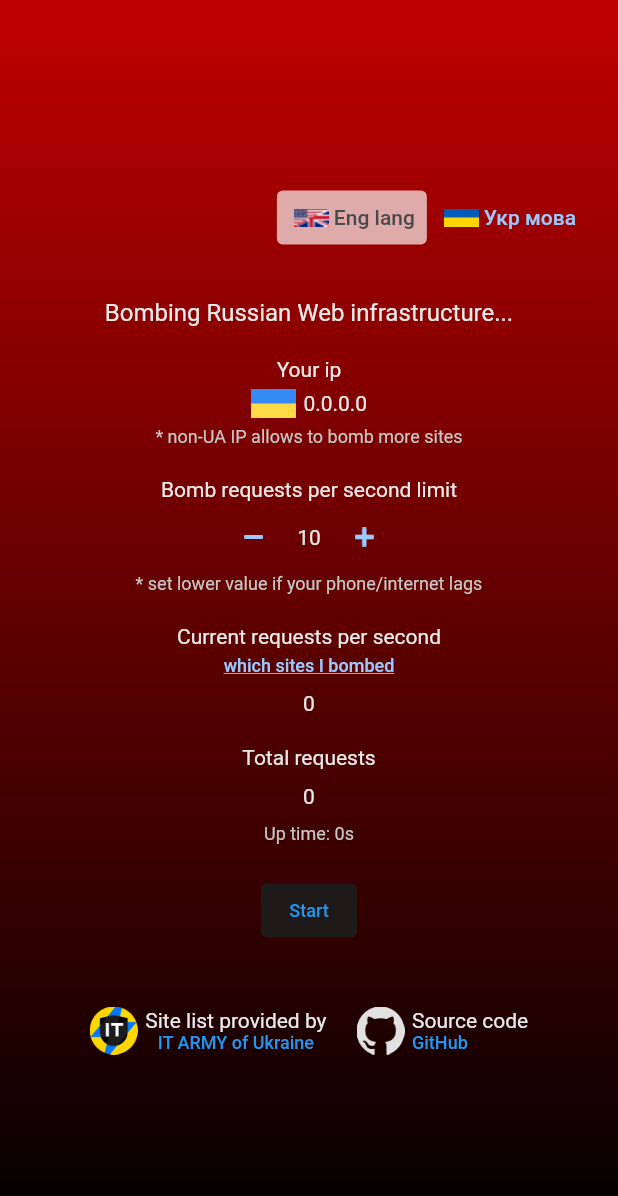
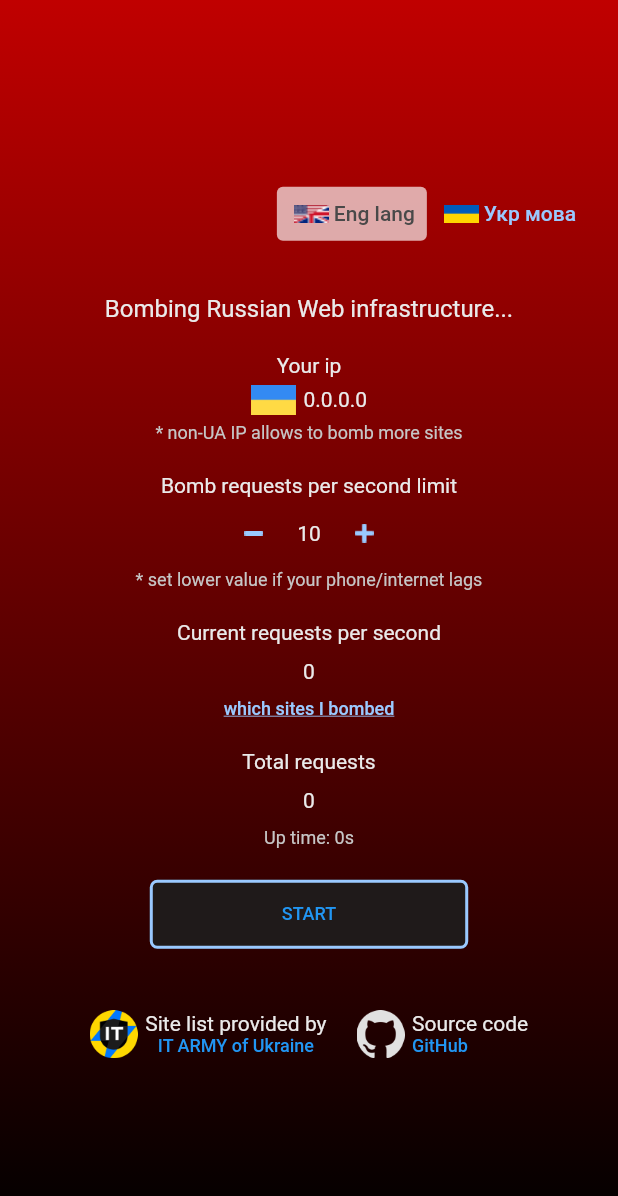
Before and after one commit to redblackfury/AttackRussianWebMob, a Flutter app: the screen it shows after launch, on a phone screen of 412 x 824 dp. Shown: the top 1196 px of the screen. Run offline on Flutter 3.47's test engine with Material 2 defaults, Android fonts, the phone set to English and light mode, and no system bars; our stand-ins replace localization, localstorage; missing offline and left inert: dart_random_choice; network calls fail.

Commit message:
change button

```diff
--- a/lib/i18n/en_US.json
+++ b/lib/i18n/en_US.json
@@ -6,8 +6,8 @@
   "__see": "* see",
   "__which_sites": "which sites I bombed",
   "__total_requests": "Total requests",
-  "__pause": "Pause",
-  "__start": "Start",
+  "__pause": "PAUSE",
+  "__start": "START",
   "__it_army": "Site list provided by",
   "__source_code": "Source code",
   "__target_host": "Host",
--- a/lib/i18n/uk_UA.json
+++ b/lib/i18n/uk_UA.json
@@ -6,8 +6,8 @@
   "__see": "* показати",
   "__which_sites": "які сайти я атакую",
   "__total_requests": "Всього запитів",
-  "__pause": "Пауза",
-  "__start": "Старт",
+  "__pause": "ПАУЗА",
+  "__start": "СТАРТ",
   "__it_army": "Список сайтів від",
   "__source_code": "Вихідний код",
   "__target_host": "Ціль",
--- a/lib/main.dart
+++ b/lib/main.dart
@@ -1,6 +1,5 @@
 import 'dart:convert';
 import 'package:intl/intl.dart';
-import 'dart:ffi';
 import 'dart:math';
 import 'package:flutter/material.dart';
 import 'package:flutter/widgets.dart';
@@ -454,7 +453,12 @@ class _MyHomePageState extends State<MyHomePage> {
                 '__current_requests'.i18n(),
                 style: TextStyle(fontSize: 14, color: textColor),
               ),
-              const SizedBox(height: 5),
+              const SizedBox(height: 10),
+              Text(
+                '$_currentRPS',
+                style: TextStyle(fontSize: 14, color: textColor),
+              ),
+              const SizedBox(height: 10),
               TextButton(
                 style: TextButton.styleFrom(
                   padding: EdgeInsets.zero,
@@ -477,11 +481,6 @@ class _MyHomePageState extends State<MyHomePage> {
                   ),
                 ),
               ),
-              const SizedBox(height: 10),
-              Text(
-                '$_currentRPS',
-                style: TextStyle(fontSize: 14, color: textColor),
-              ),
               const SizedBox(height: 20),
               Text(
                 '__total_requests'.i18n(),
@@ -500,19 +499,32 @@ class _MyHomePageState extends State<MyHomePage> {
               const SizedBox(height: 20),
               TextButton(
                   style: ButtonStyle(
-                  backgroundColor:
-                      MaterialStateProperty.all<Color>(const Color(0xFF1F1A1A)),
-                ),
+                      backgroundColor: MaterialStateProperty.all<Color>(
+                          const Color(0xFF1F1A1A)),
+                      shape: MaterialStateProperty.all<RoundedRectangleBorder>(
+                          RoundedRectangleBorder(
+                              borderRadius: BorderRadius.circular(5.0),
+                              side: const BorderSide(
+                                  color: Color(0xFF9AC9FF), width: 2.0)))),
                   onPressed: () {
                     _statusWorker == true
                         ? changeStatusWorker(false)
                         : startWorker(true);
                   },
+                  child: Column(
+                    children: [
+                      Padding(
+                        padding: const EdgeInsets.symmetric(
+                            vertical: 8.0, horizontal: 80.0),
                         child: Text(
-                  _statusWorker == true ? '__pause'.i18n() : '__start'.i18n(),
+                          _statusWorker == true
+                              ? '__pause'.i18n()
+                              : '__start'.i18n(),
                           style: const TextStyle(fontSize: 12),
                         ),
                       ),
+                    ],
+                  )),
               const SizedBox(height: 40),
               Row(
                 mainAxisAlignment: MainAxisAlignment.center,
```
Lines whose indentation alone changed are shown as unchanged.
